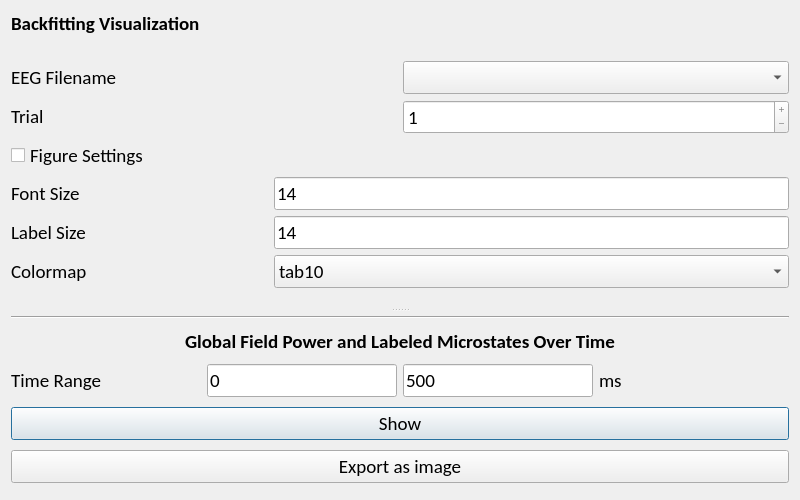
The window that EEG_COMET/ui/BackfittingVisualizationWindow.ui (eeg-comet/eeg-comet) describes before a commit, drawn with Qt 5.
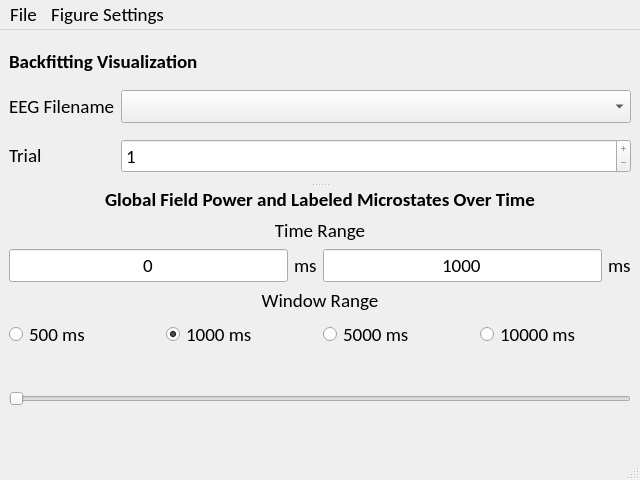
The same window after the commit.

Commit message: Updated backfitting visualization

```diff
--- a/EEG_COMET/ui/BackfittingVisualizationWindow.ui
+++ b/EEG_COMET/ui/BackfittingVisualizationWindow.ui
@@ -1,21 +1,15 @@
 <?xml version="1.0" encoding="UTF-8"?>
 <ui version="4.0">
- <class>Dialog</class>
- <widget class="QDialog" name="Dialog">
+ <class>MainWindow</class>
+ <widget class="QMainWindow" name="MainWindow">
   <property name="geometry">
    <rect>
     <x>0</x>
     <y>0</y>
-    <width>800</width>
-    <height>500</height>
+    <width>640</width>
+    <height>480</height>
    </rect>
   </property>
-  <property name="minimumSize">
-   <size>
-    <width>800</width>
-    <height>500</height>
-   </size>
-  </property>
   <property name="font">
    <font>
     <family>Calibri</family>
@@ -23,35 +17,21 @@
    </font>
   </property>
   <property name="windowTitle">
-   <string>Dialog</string>
+   <string>MainWindow</string>
   </property>
-  <layout class="QGridLayout" name="gridLayout_2">
-   <item row="1" column="0">
+  <widget class="QWidget" name="centralwidget">
+   <layout class="QGridLayout" name="gridLayout_3">
+    <item row="0" column="0">
     <widget class="QSplitter" name="splitter">
      <property name="orientation">
       <enum>Qt::Vertical</enum>
      </property>
-     <widget class="QWidget" name="layoutWidget">
+      <widget class="QWidget" name="gridLayoutWidget">
       <layout class="QGridLayout" name="gridLayout">
-       <item row="0" column="0" colspan="2">
-        <layout class="QGridLayout" name="gridLayout_3">
-         <item row="1" column="0">
-          <widget class="QLabel" name="eeg_filenames_label">
-           <property name="sizePolicy">
-            <sizepolicy hsizetype="Preferred" vsizetype="Maximum">
-             <horstretch>0</horstretch>
-             <verstretch>0</verstretch>
-            </sizepolicy>
-           </property>
-           <property name="text">
-            <string>EEG Filename</string>
-           </property>
-          </widget>
-         </item>
          <item row="2" column="0">
           <widget class="QLabel" name="num_trials_label">
            <property name="sizePolicy">
-            <sizepolicy hsizetype="Preferred" vsizetype="Maximum">
+           <sizepolicy hsizetype="Maximum" vsizetype="Maximum">
              <horstretch>0</horstretch>
              <verstretch>0</verstretch>
             </sizepolicy>
@@ -61,16 +41,6 @@
            </property>
           </widget>
          </item>
-         <item row="1" column="1">
-          <widget class="QComboBox" name="eeg_filenames_combobox">
-           <property name="sizePolicy">
-            <sizepolicy hsizetype="Preferred" vsizetype="Maximum">
-             <horstretch>0</horstretch>
-             <verstretch>0</verstretch>
-            </sizepolicy>
-           </property>
-          </widget>
-         </item>
          <item row="2" column="1">
           <widget class="QSpinBox" name="num_trials_spinbox">
            <property name="sizePolicy">
@@ -93,23 +63,141 @@
            </property>
           </widget>
          </item>
-         <item row="3" column="0" colspan="2">
-          <layout class="QGridLayout" name="gridLayout_6">
-           <item row="2" column="0">
-            <widget class="QLabel" name="label_size_label">
+        <item row="1" column="1">
+         <widget class="QComboBox" name="eeg_filenames_combobox">
              <property name="sizePolicy">
               <sizepolicy hsizetype="Preferred" vsizetype="Maximum">
                <horstretch>0</horstretch>
                <verstretch>0</verstretch>
               </sizepolicy>
              </property>
+         </widget>
+        </item>
+        <item row="1" column="0">
+         <widget class="QLabel" name="eeg_filenames_label">
+          <property name="sizePolicy">
+           <sizepolicy hsizetype="Maximum" vsizetype="Maximum">
+            <horstretch>0</horstretch>
+            <verstretch>0</verstretch>
+           </sizepolicy>
+          </property>
              <property name="text">
-              <string>Label Size</string>
+           <string>EEG Filename</string>
+          </property>
+         </widget>
+        </item>
+        <item row="0" column="0" colspan="2">
+         <widget class="QLabel" name="backfitting_visualization_label">
+          <property name="sizePolicy">
+           <sizepolicy hsizetype="Preferred" vsizetype="Maximum">
+            <horstretch>0</horstretch>
+            <verstretch>0</verstretch>
+           </sizepolicy>
+          </property>
+          <property name="font">
+           <font>
+            <weight>75</weight>
+            <bold>true</bold>
+           </font>
+          </property>
+          <property name="text">
+           <string>Backfitting Visualization</string>
+          </property>
+         </widget>
+        </item>
+       </layout>
+      </widget>
+      <widget class="QWidget" name="gridLayoutWidget_2">
+       <layout class="QGridLayout" name="gridLayout_2">
+        <item row="6" column="0" colspan="4">
+         <widget class="QSlider" name="xlim_slider">
+          <property name="sizePolicy">
+           <sizepolicy hsizetype="Preferred" vsizetype="Preferred">
+            <horstretch>0</horstretch>
+            <verstretch>0</verstretch>
+           </sizepolicy>
+          </property>
+          <property name="orientation">
+           <enum>Qt::Horizontal</enum>
+          </property>
+         </widget>
+        </item>
+        <item row="3" column="2">
+         <widget class="QLineEdit" name="xlim_max_input">
+          <property name="sizePolicy">
+           <sizepolicy hsizetype="Preferred" vsizetype="Maximum">
+            <horstretch>0</horstretch>
+            <verstretch>0</verstretch>
+           </sizepolicy>
+          </property>
+          <property name="text">
+           <string>1000</string>
+          </property>
+          <property name="alignment">
+           <set>Qt::AlignCenter</set>
+          </property>
+          <property name="readOnly">
+           <bool>true</bool>
+          </property>
+         </widget>
+        </item>
+        <item row="1" column="0" colspan="4">
+         <layout class="QVBoxLayout" name="Figure_Layout"/>
+        </item>
+        <item row="4" column="0" colspan="4">
+         <widget class="QLabel" name="window_label">
+          <property name="sizePolicy">
+           <sizepolicy hsizetype="Preferred" vsizetype="Maximum">
+            <horstretch>0</horstretch>
+            <verstretch>0</verstretch>
+           </sizepolicy>
+          </property>
+          <property name="text">
+           <string>Window Range</string>
+          </property>
+          <property name="alignment">
+           <set>Qt::AlignCenter</set>
+          </property>
+         </widget>
+        </item>
+        <item row="3" column="3">
+         <widget class="QLabel" name="ms_label_2">
+          <property name="sizePolicy">
+           <sizepolicy hsizetype="Maximum" vsizetype="Maximum">
+            <horstretch>0</horstretch>
+            <verstretch>0</verstretch>
+           </sizepolicy>
+          </property>
+          <property name="text">
+           <string>ms</string>
+          </property>
+         </widget>
+        </item>
+        <item row="0" column="0" colspan="4">
+         <widget class="QLabel" name="microstate_label">
+          <property name="sizePolicy">
+           <sizepolicy hsizetype="Preferred" vsizetype="Maximum">
+            <horstretch>0</horstretch>
+            <verstretch>0</verstretch>
+           </sizepolicy>
+          </property>
+          <property name="font">
+           <font>
+            <pointsize>14</pointsize>
+            <weight>75</weight>
+            <bold>true</bold>
+           </font>
+          </property>
+          <property name="text">
+           <string>Global Field Power and Labeled Microstates Over Time</string>
+          </property>
+          <property name="alignment">
+           <set>Qt::AlignCenter</set>
              </property>
             </widget>
            </item>
            <item row="3" column="0">
-            <widget class="QLabel" name="colormap_label">
+         <widget class="QLineEdit" name="xlim_min_input">
              <property name="sizePolicy">
               <sizepolicy hsizetype="Preferred" vsizetype="Maximum">
                <horstretch>0</horstretch>
@@ -117,250 +205,235 @@
               </sizepolicy>
              </property>
              <property name="text">
-              <string>Colormap</string>
-             </property>
-            </widget>
-           </item>
-           <item row="1" column="1" colspan="2">
-            <widget class="QLineEdit" name="font_size_input">
+           <string>0</string>
+          </property>
+          <property name="alignment">
+           <set>Qt::AlignCenter</set>
+          </property>
+          <property name="readOnly">
+           <bool>true</bool>
+          </property>
+         </widget>
+        </item>
+        <item row="3" column="1">
+         <widget class="QLabel" name="ms_label">
              <property name="sizePolicy">
+           <sizepolicy hsizetype="Maximum" vsizetype="Maximum">
+            <horstretch>0</horstretch>
+            <verstretch>0</verstretch>
+           </sizepolicy>
+          </property>
+          <property name="text">
+           <string>ms</string>
+          </property>
+         </widget>
+        </item>
+        <item row="2" column="0" colspan="4">
+         <widget class="QLabel" name="time_label">
+          <property name="sizePolicy">
               <sizepolicy hsizetype="Preferred" vsizetype="Maximum">
                <horstretch>0</horstretch>
                <verstretch>0</verstretch>
               </sizepolicy>
              </property>
              <property name="text">
-              <string>14</string>
-             </property>
-             <property name="maxLength">
-              <number>3</number>
+           <string>Time Range</string>
+          </property>
+          <property name="alignment">
+           <set>Qt::AlignCenter</set>
              </property>
             </widget>
            </item>
-           <item row="0" column="0" colspan="3">
-            <widget class="QCheckBox" name="figure_settings_checkbox">
+        <item row="5" column="0" colspan="4">
+         <layout class="QHBoxLayout" name="horizontalLayout">
+          <item>
+           <widget class="QRadioButton" name="win500_radio">
              <property name="text">
+             <string>500 ms</string>
+            </property>
+            <attribute name="buttonGroup">
+             <string notr="true">buttonGroup</string>
+            </attribute>
+           </widget>
+          </item>
+          <item>
+           <widget class="QRadioButton" name="win1000_radio">
+            <property name="text">
+             <string>1000 ms</string>
+            </property>
+            <property name="checked">
+             <bool>true</bool>
+            </property>
+            <attribute name="buttonGroup">
+             <string notr="true">buttonGroup</string>
+            </attribute>
+           </widget>
+          </item>
+          <item>
+           <widget class="QRadioButton" name="win5000_radio">
+            <property name="text">
+             <string>5000 ms</string>
+            </property>
+            <attribute name="buttonGroup">
+             <string notr="true">buttonGroup</string>
+            </attribute>
+           </widget>
+          </item>
+          <item>
+           <widget class="QRadioButton" name="win10000_radio">
+            <property name="text">
+             <string>10000 ms</string>
+            </property>
+            <attribute name="buttonGroup">
+             <string notr="true">buttonGroup</string>
+            </attribute>
+           </widget>
+          </item>
+         </layout>
+        </item>
+       </layout>
+      </widget>
+     </widget>
+    </item>
+   </layout>
+  </widget>
+  <widget class="QMenuBar" name="menubar">
+   <property name="geometry">
+    <rect>
+     <x>0</x>
+     <y>0</y>
+     <width>640</width>
+     <height>18</height>
+    </rect>
+   </property>
+   <widget class="QMenu" name="menuFile">
+    <property name="title">
+     <string>File</string>
+    </property>
+    <addaction name="export_backfitting_image_button"/>
+   </widget>
+   <widget class="QMenu" name="menuFigure_Settings">
+    <property name="title">
               <string>Figure Settings</string>
              </property>
-            </widget>
-           </item>
-           <item row="3" column="1" colspan="2">
-            <widget class="QComboBox" name="colormap_combobox">
-             <property name="sizePolicy">
-              <sizepolicy hsizetype="Preferred" vsizetype="Maximum">
-               <horstretch>0</horstretch>
-               <verstretch>0</verstretch>
-              </sizepolicy>
-             </property>
-             <item>
+    <widget class="QMenu" name="menuColor_Map">
+     <property name="font">
+      <font>
+       <family>Calibri</family>
+       <pointsize>12</pointsize>
+      </font>
+     </property>
+     <property name="title">
+      <string>Color Map</string>
+     </property>
+     <addaction name="cmap_tab10"/>
+     <addaction name="cmap_set1"/>
+     <addaction name="cmap_set2"/>
+     <addaction name="cmap_dark2"/>
+     <addaction name="cmap_accent"/>
+    </widget>
+    <addaction name="menuColor_Map"/>
+    <addaction name="actionFont_Size"/>
+   </widget>
+   <addaction name="menuFile"/>
+   <addaction name="menuFigure_Settings"/>
+  </widget>
+  <widget class="QStatusBar" name="statusbar"/>
+  <action name="export_backfitting_image_button">
+   <property name="text">
+    <string>Export Figure</string>
+   </property>
+   <property name="font">
+    <font>
+     <family>Calibri</family>
+     <pointsize>12</pointsize>
+    </font>
+   </property>
+  </action>
+  <action name="cmap_tab10">
+   <property name="checkable">
+    <bool>true</bool>
+   </property>
+   <property name="checked">
+    <bool>true</bool>
+   </property>
               <property name="text">
                <string>tab10</string>
               </property>
-             </item>
-             <item>
+   <property name="font">
+    <font>
+     <family>Calibri</family>
+     <pointsize>12</pointsize>
+    </font>
+   </property>
+  </action>
+  <action name="cmap_set1">
+   <property name="checkable">
+    <bool>true</bool>
+   </property>
               <property name="text">
                <string>Set1</string>
               </property>
-             </item>
-             <item>
+   <property name="font">
+    <font>
+     <family>Calibri</family>
+     <pointsize>12</pointsize>
+    </font>
+   </property>
+  </action>
+  <action name="cmap_set2">
+   <property name="checkable">
+    <bool>true</bool>
+   </property>
               <property name="text">
                <string>Set2</string>
               </property>
-             </item>
-             <item>
+   <property name="font">
+    <font>
+     <family>Calibri</family>
+     <pointsize>12</pointsize>
+    </font>
+   </property>
+  </action>
+  <action name="cmap_dark2">
+   <property name="checkable">
+    <bool>true</bool>
+   </property>
               <property name="text">
                <string>Dark2</string>
               </property>
-             </item>
-             <item>
+   <property name="font">
+    <font>
+     <family>Calibri</family>
+     <pointsize>12</pointsize>
+    </font>
+   </property>
+  </action>
+  <action name="cmap_accent">
+   <property name="checkable">
+    <bool>true</bool>
+   </property>
               <property name="text">
                <string>Accent</string>
               </property>
-             </item>
-            </widget>
-           </item>
-           <item row="1" column="0">
-            <widget class="QLabel" name="font_size_label">
-             <property name="sizePolicy">
-              <sizepolicy hsizetype="Preferred" vsizetype="Maximum">
-               <horstretch>0</horstretch>
-               <verstretch>0</verstretch>
-              </sizepolicy>
-             </property>
+   <property name="font">
+    <font>
+     <family>Calibri</family>
+     <pointsize>12</pointsize>
+    </font>
+   </property>
+  </action>
+  <action name="actionFont_Size">
              <property name="text">
               <string>Font Size</string>
              </property>
-            </widget>
-           </item>
-           <item row="2" column="1" colspan="2">
-            <widget class="QLineEdit" name="label_size_input">
-             <property name="sizePolicy">
-              <sizepolicy hsizetype="Preferred" vsizetype="Maximum">
-               <horstretch>0</horstretch>
-               <verstretch>0</verstretch>
-              </sizepolicy>
-             </property>
-             <property name="text">
-              <string>14</string>
-             </property>
-             <property name="maxLength">
-              <number>3</number>
-             </property>
-            </widget>
-           </item>
-          </layout>
-         </item>
-        </layout>
-       </item>
-      </layout>
-     </widget>
-     <widget class="QWidget" name="layoutWidget">
-      <layout class="QVBoxLayout" name="Microstate_Layout">
-       <item>
-        <widget class="Line" name="line">
-         <property name="orientation">
-          <enum>Qt::Horizontal</enum>
-         </property>
-        </widget>
-       </item>
-       <item>
-        <widget class="QLabel" name="microstate_label">
-         <property name="sizePolicy">
-          <sizepolicy hsizetype="Preferred" vsizetype="Maximum">
-           <horstretch>0</horstretch>
-           <verstretch>0</verstretch>
-          </sizepolicy>
-         </property>
          <property name="font">
           <font>
-           <pointsize>14</pointsize>
-           <weight>75</weight>
-           <bold>true</bold>
-          </font>
-         </property>
-         <property name="text">
-          <string>Global Field Power and Labeled Microstates Over Time</string>
-         </property>
-         <property name="alignment">
-          <set>Qt::AlignCenter</set>
-         </property>
-        </widget>
-       </item>
-       <item>
-        <layout class="QVBoxLayout" name="Figure_Layout"/>
-       </item>
-       <item>
-        <layout class="QHBoxLayout" name="horizontalLayout">
-         <item>
-          <widget class="QLabel" name="time_label">
-           <property name="sizePolicy">
-            <sizepolicy hsizetype="Preferred" vsizetype="Maximum">
-             <horstretch>0</horstretch>
-             <verstretch>0</verstretch>
-            </sizepolicy>
-           </property>
-           <property name="text">
-            <string>Time Range</string>
-           </property>
-          </widget>
-         </item>
-         <item>
-          <widget class="QLineEdit" name="xlim_min_input">
-           <property name="sizePolicy">
-            <sizepolicy hsizetype="Preferred" vsizetype="Maximum">
-             <horstretch>0</horstretch>
-             <verstretch>0</verstretch>
-            </sizepolicy>
-           </property>
-           <property name="text">
-            <string>0</string>
-           </property>
-          </widget>
-         </item>
-         <item>
-          <widget class="QLineEdit" name="xlim_max_input">
-           <property name="sizePolicy">
-            <sizepolicy hsizetype="Preferred" vsizetype="Maximum">
-             <horstretch>0</horstretch>
-             <verstretch>0</verstretch>
-            </sizepolicy>
-           </property>
-           <property name="text">
-            <string>500</string>
-           </property>
-          </widget>
-         </item>
-         <item>
-          <widget class="QLabel" name="ms_label">
-           <property name="sizePolicy">
-            <sizepolicy hsizetype="Preferred" vsizetype="Maximum">
-             <horstretch>0</horstretch>
-             <verstretch>0</verstretch>
-            </sizepolicy>
-           </property>
-           <property name="text">
-            <string>ms</string>
-           </property>
-          </widget>
-         </item>
-        </layout>
-       </item>
-       <item>
-        <widget class="QPushButton" name="show_backfitting_button">
-         <property name="sizePolicy">
-          <sizepolicy hsizetype="Preferred" vsizetype="Maximum">
-           <horstretch>0</horstretch>
-           <verstretch>0</verstretch>
-          </sizepolicy>
-         </property>
-         <property name="cursor">
-          <cursorShape>PointingHandCursor</cursorShape>
-         </property>
-         <property name="text">
-          <string>Show</string>
-         </property>
-        </widget>
-       </item>
-       <item>
-        <widget class="QPushButton" name="export_backfitting_image_button">
-         <property name="sizePolicy">
-          <sizepolicy hsizetype="Preferred" vsizetype="Maximum">
-           <horstretch>0</horstretch>
-           <verstretch>0</verstretch>
-          </sizepolicy>
-         </property>
-         <property name="cursor">
-          <cursorShape>PointingHandCursor</cursorShape>
-         </property>
-         <property name="text">
-          <string>Export as image</string>
-         </property>
-        </widget>
-       </item>
-      </layout>
-     </widget>
-    </widget>
-   </item>
-   <item row="0" column="0">
-    <widget class="QLabel" name="backfitting_visualization_label">
-     <property name="sizePolicy">
-      <sizepolicy hsizetype="Preferred" vsizetype="Maximum">
-       <horstretch>0</horstretch>
-       <verstretch>0</verstretch>
-      </sizepolicy>
-     </property>
-     <property name="font">
-      <font>
-       <weight>75</weight>
-       <bold>true</bold>
-      </font>
-     </property>
-     <property name="text">
-      <string>Backfitting Visualization</string>
-     </property>
-    </widget>
-   </item>
-  </layout>
+     <family>Calibri</family>
+     <pointsize>12</pointsize>
+    </font>
+   </property>
+  </action>
  </widget>
  <resources/>
  <connections/>
```
Left out of the diff: 3 changed lines with no effect on the pictures. Lines whose indentation alone changed are shown as unchanged. The commit also changes 1 other file.
